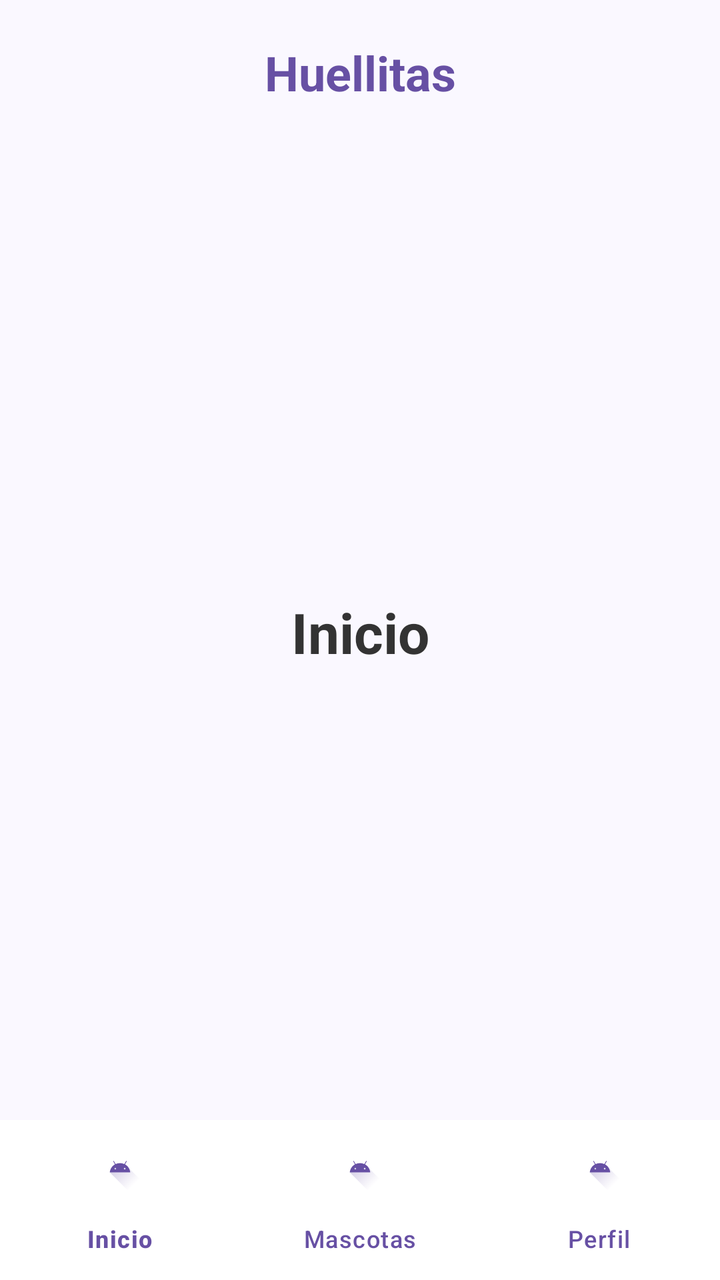
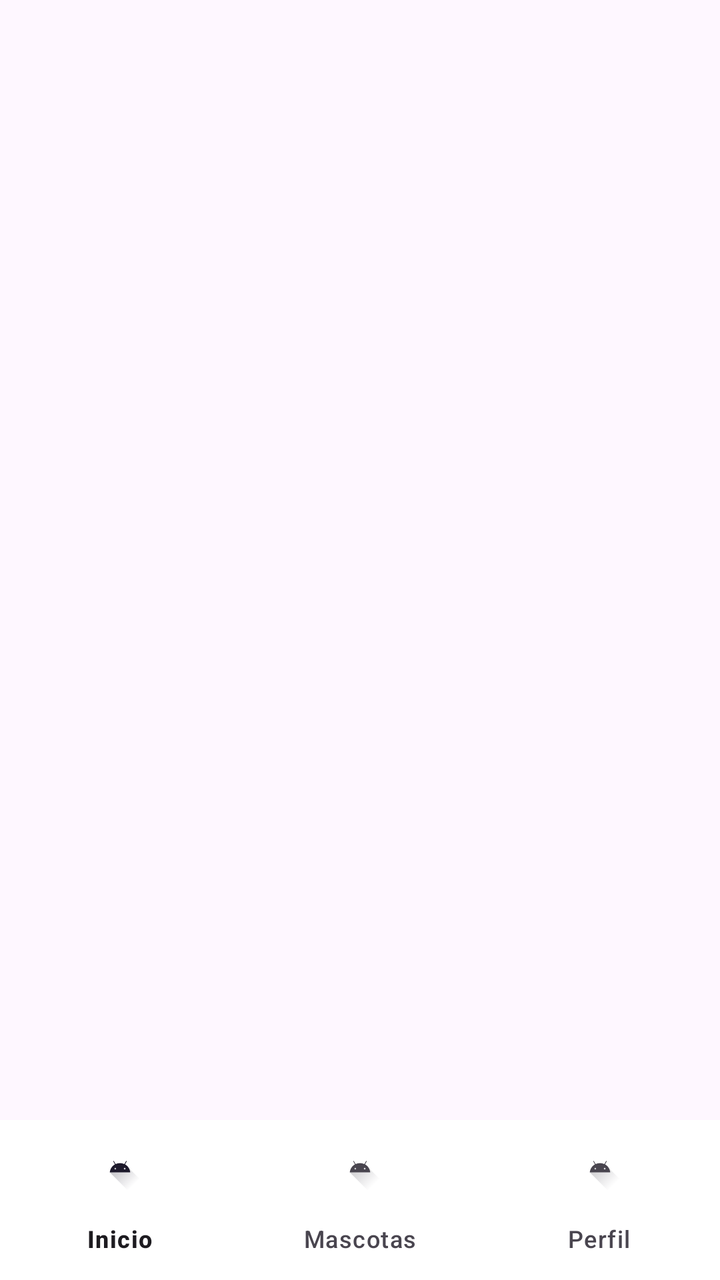

Screens rendered from an Android XML layout before and after an edit, with the pre-edit source and the edit as a unified diff.
<!-- AndroidManifest.xml: application theme Theme.AppHuellitas -->
<!-- res/layout/menu.xml -->
<?xml version="1.0" encoding="utf-8"?>
<androidx.constraintlayout.widget.ConstraintLayout xmlns:android="http://schemas.android.com/apk/res/android"
    android:layout_width="match_parent"
    android:layout_height="match_parent">

    <LinearLayout
        xmlns:android="http://schemas.android.com/apk/res/android"
        xmlns:app="http://schemas.android.com/apk/res-auto"
        android:layout_width="match_parent"
        android:layout_height="match_parent"
        android:orientation="vertical"
        android:background="@color/background">

        <TextView
            android:id="@+id/txtTitulo"
            android:layout_width="match_parent"
            android:layout_height="wrap_content"
            android:padding="20dp"
            android:text="Huellitas"
            android:textSize="24sp"
            android:textStyle="bold"
            android:textColor="#6750A4"
            android:gravity="center" />

        <LinearLayout
            android:layout_width="match_parent"
            android:layout_height="0dp"
            android:layout_weight="1"
            android:orientation="vertical"
            android:gravity="center"
            android:padding="24dp">

            <TextView
                android:id="@+id/txtSeccion"
                android:layout_width="match_parent"
                android:layout_height="wrap_content"
                android:text="Inicio"
                android:textSize="28sp"
                android:textStyle="bold"
                android:textColor="#333333"
                android:gravity="center" />

        </LinearLayout>

        <com.google.android.material.bottomnavigation.BottomNavigationView
            android:id="@+id/bottomNavigation"
            android:layout_width="match_parent"
            android:layout_height="wrap_content"
            android:background="#FFFFFF"
            app:menu="@menu/bottom_nav_menu"
            app:labelVisibilityMode="labeled"
            app:itemIconTint="#6750A4"
            app:itemTextColor="#6750A4" />

    </LinearLayout>


</androidx.constraintlayout.widget.ConstraintLayout>
<!-- resources referenced by this layout -->
<resources>
  <color name="background">#FAF8FF</color>
  <style name="Theme.AppHuellitas" parent="Base.Theme.AppHuellitas" />
  <style name="Base.Theme.AppHuellitas" parent="Theme.Material3.DayNight.NoActionBar">
          
          
      </style>
</resources>

<!-- the commit's change to res/layout/menu.xml (unified diff, before → after) -->
@@ -1,58 +1,26 @@
 <?xml version="1.0" encoding="utf-8"?>
-<androidx.constraintlayout.widget.ConstraintLayout xmlns:android="http://schemas.android.com/apk/res/android"
+<LinearLayout
+    xmlns:android="http://schemas.android.com/apk/res/android"
+    xmlns:app="http://schemas.android.com/apk/res-auto"
     android:layout_width="match_parent"
-    android:layout_height="match_parent">
+    android:layout_height="match_parent"
+    android:orientation="vertical">
 
-    <LinearLayout
-        xmlns:android="http://schemas.android.com/apk/res/android"
-        xmlns:app="http://schemas.android.com/apk/res-auto"
+    
+    <FrameLayout
+        android:id="@+id/contenedor"
         android:layout_width="match_parent"
-        android:layout_height="match_parent"
-        android:orientation="vertical"
-        android:background="@color/background">
+        android:layout_height="0dp"
+        android:layout_weight="1" />
 
-        <TextView
-            android:id="@+id/txtTitulo"
-            android:layout_width="match_parent"
-            android:layout_height="wrap_content"
-            android:padding="20dp"
-            android:text="Huellitas"
-            android:textSize="24sp"
-            android:textStyle="bold"
-            android:textColor="#6750A4"
-            android:gravity="center" />
+    
+    <com.google.android.material.bottomnavigation.BottomNavigationView
+        android:id="@+id/bottomNavigation"
+        android:layout_width="match_parent"
+        android:layout_height="wrap_content"
+        android:background="#FFFFFF"
+        app:menu="@menu/bottom_nav_menu"
+        app:labelVisibilityMode="labeled"
+        app:itemIconSize="24dp" />
 
-        <LinearLayout
-            android:layout_width="match_parent"
-            android:layout_height="0dp"
-            android:layout_weight="1"
-            android:orientation="vertical"
-            android:gravity="center"
-            android:padding="24dp">
-
-            <TextView
-                android:id="@+id/txtSeccion"
-                android:layout_width="match_parent"
-                android:layout_height="wrap_content"
-                android:text="Inicio"
-                android:textSize="28sp"
-                android:textStyle="bold"
-                android:textColor="#333333"
-                android:gravity="center" />
-
-        </LinearLayout>
-
-        <com.google.android.material.bottomnavigation.BottomNavigationView
-            android:id="@+id/bottomNavigation"
-            android:layout_width="match_parent"
-            android:layout_height="wrap_content"
-            android:background="#FFFFFF"
-            app:menu="@menu/bottom_nav_menu"
-            app:labelVisibilityMode="labeled"
-            app:itemIconTint="#6750A4"
-            app:itemTextColor="#6750A4" />
-
-    </LinearLayout>
-
-
-</androidx.constraintlayout.widget.ConstraintLayout>
+</LinearLayout>
<!-- resource entries referenced after the edit -->
@@ -1,6 +1,5 @@
 <!-- resources referenced by this layout -->
 <resources>
-  <color name="background">#FAF8FF</color>
   <style name="Theme.AppHuellitas" parent="Base.Theme.AppHuellitas" />
   <style name="Base.Theme.AppHuellitas" parent="Theme.Material3.DayNight.NoActionBar">
           
